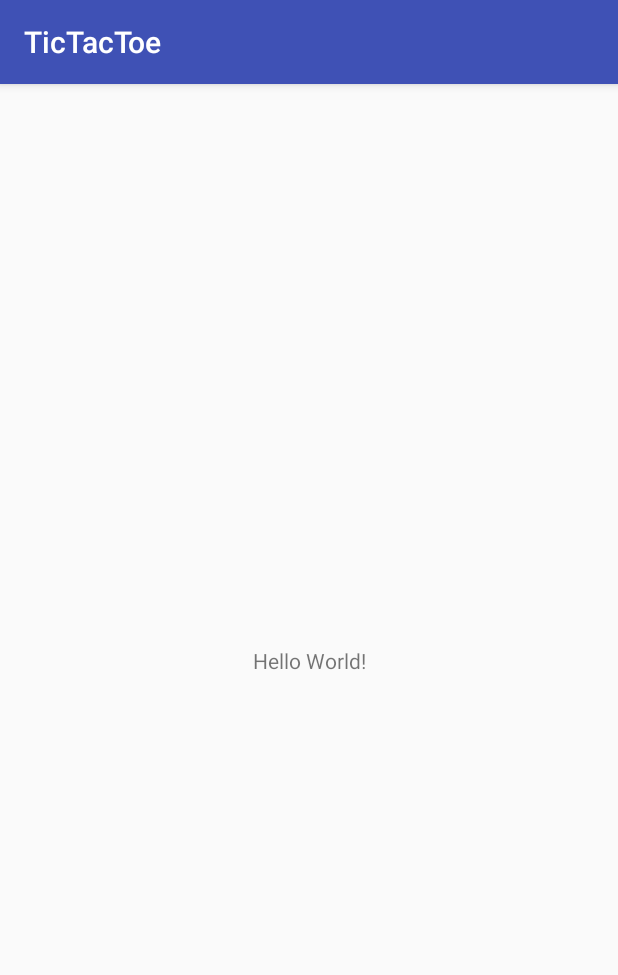
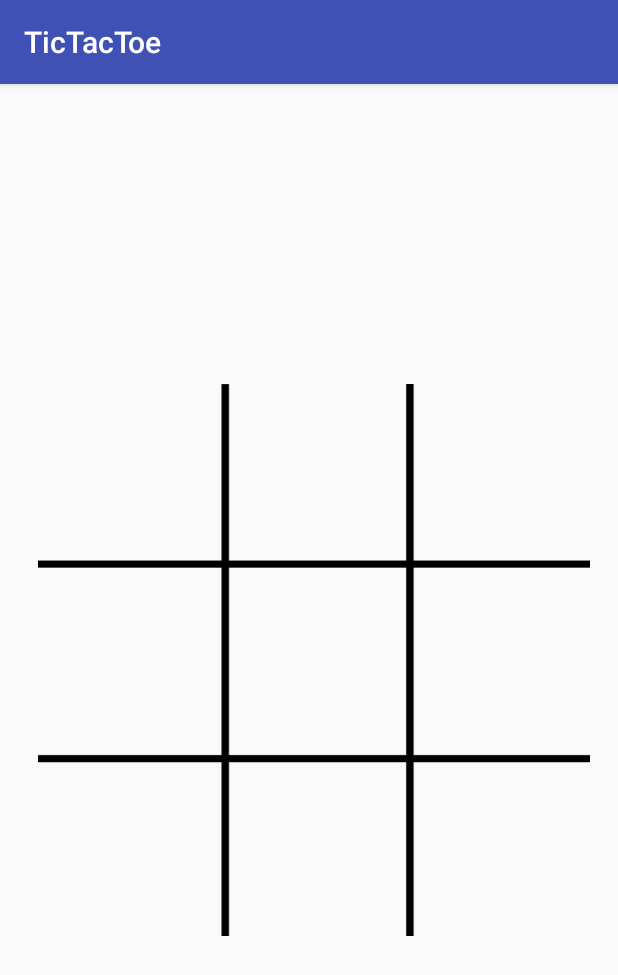
Before and after one commit to kamath7/Android-Learnings, an Android app: the screen it shows after launch (MainActivity), on a phone screen of 412 x 824 dp. Shown: the top 975 px of the screen. Run offline under Robolectric (Android 15) with nearby library versions, the light colour scheme and no system bars.

Commit message:
layout setup

```diff
--- a/TicTacToe/app/src/main/java/com/example/kamathinc/tictactoe/MainActivity.java
+++ b/TicTacToe/app/src/main/java/com/example/kamathinc/tictactoe/MainActivity.java
@@ -2,9 +2,17 @@ package com.example.kamathinc.tictactoe;
 
 import android.support.v7.app.AppCompatActivity;
 import android.os.Bundle;
+import android.view.View;
+import android.widget.ImageView;
 
 public class MainActivity extends AppCompatActivity {
 
+    public void dropIn (View view){
+        ImageView counter = (ImageView) view;
+        counter.setTranslationY(-1500);
+        counter.setImageResource(R.drawable.yellow);
+        counter.animate().translationYBy(1500).rotation(2600).setDuration(300);
+    }
     @Override
     protected void onCreate(Bundle savedInstanceState) {
         super.onCreate(savedInstanceState);
--- a/TicTacToe/app/src/main/res/layout/activity_main.xml
+++ b/TicTacToe/app/src/main/res/layout/activity_main.xml
@@ -6,13 +6,94 @@
     android:layout_height="match_parent"
     tools:context="com.example.kamathinc.tictactoe.MainActivity">
 
-    <TextView
-        android:layout_width="wrap_content"
-        android:layout_height="wrap_content"
-        android:text="Hello World!"
+    <GridLayout
+        android:layout_width="368dp"
+        android:layout_height="368dp"
+        android:layout_marginBottom="8dp"
+        android:layout_marginEnd="1dp"
+        android:layout_marginStart="8dp"
+        android:layout_marginTop="8dp"
+        android:background="@drawable/board"
+        android:columnCount="3"
+        android:rowCount="3"
         app:layout_constraintBottom_toBottomOf="parent"
-        app:layout_constraintLeft_toLeftOf="parent"
-        app:layout_constraintRight_toRightOf="parent"
-        app:layout_constraintTop_toTopOf="parent" />
+        app:layout_constraintEnd_toEndOf="parent"
+        app:layout_constraintStart_toStartOf="parent"
+        app:layout_constraintTop_toTopOf="parent">
+
+        <ImageView
+            android:id="@+id/imageView1"
+            android:layout_width="100dp"
+            android:layout_height="100dp"
+            android:layout_margin="10dp"
+           android:onClick="dropIn"/>
+
+        <ImageView
+        android:id="@+id/imageView2"
+        android:layout_width="100dp"
+        android:layout_height="100dp"
+        android:layout_margin="10dp"
+        android:layout_marginLeft="17dp"
+       android:onClick="dropIn"/>
+
+        <ImageView
+            android:id="@+id/imageView3"
+            android:layout_width="100dp"
+            android:layout_height="100dp"
+            android:layout_margin="10dp"
+            android:layout_marginLeft="12dp"
+           android:onClick="dropIn"/>
+        <ImageView
+            android:id="@+id/imageView4"
+            android:layout_width="100dp"
+            android:layout_height="100dp"
+            android:layout_margin="10dp"
+            android:layout_marginTop="13dp"
+           android:onClick="dropIn"/>
+
+        <ImageView
+            android:id="@+id/imageView5"
+            android:layout_width="100dp"
+            android:layout_height="100dp"
+            android:layout_margin="10dp"
+            android:layout_marginLeft="17dp"
+            android:layout_marginTop="13dp"
+           android:onClick="dropIn"/>
+
+        <ImageView
+            android:id="@+id/imageView6"
+            android:layout_width="100dp"
+            android:layout_height="100dp"
+            android:layout_margin="10dp"
+            android:layout_marginLeft="12dp"
+            android:layout_marginTop="13dp"
+           android:onClick="dropIn"/>
+
+        <ImageView
+            android:id="@+id/imageView7"
+            android:layout_width="100dp"
+            android:layout_height="100dp"
+            android:layout_margin="10dp"
+            android:layout_marginTop="16dp"
+           android:onClick="dropIn"/>
+
+        <ImageView
+            android:id="@+id/imageView8"
+            android:layout_width="100dp"
+            android:layout_height="100dp"
+            android:layout_margin="10dp"
+            android:layout_marginLeft="16dp"
+            android:layout_marginTop="13dp"
+           android:onClick="dropIn"/>
+
+        <ImageView
+            android:id="@+id/imageView9"
+            android:layout_width="100dp"
+            android:layout_height="100dp"
+            android:layout_margin="10dp"
+            android:layout_marginLeft="12dp"
+            android:layout_marginTop="16dp"
+            android:onClick="dropIn" />
+    </GridLayout>
 
 </android.support.constraint.ConstraintLayout>
```
